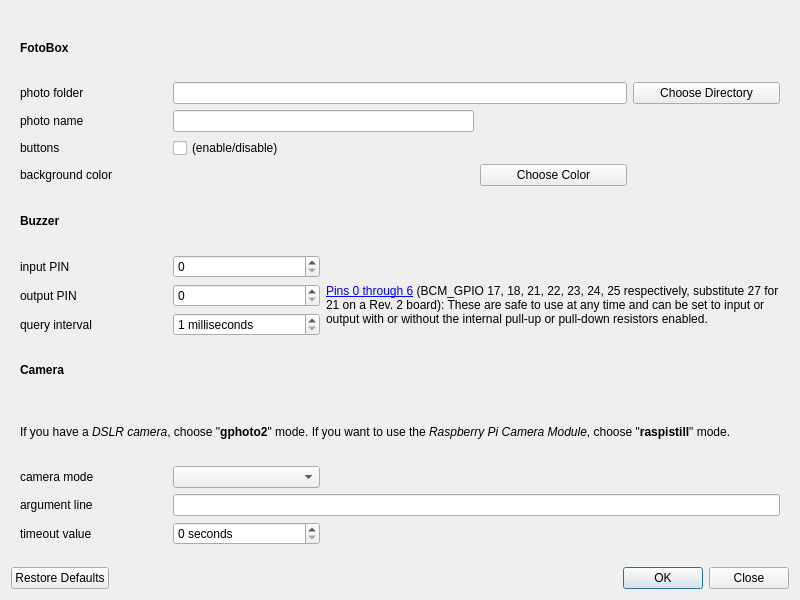
The window that forms/preferences.ui (tomikais/fotobox) describes before a commit, drawn with Qt 5.
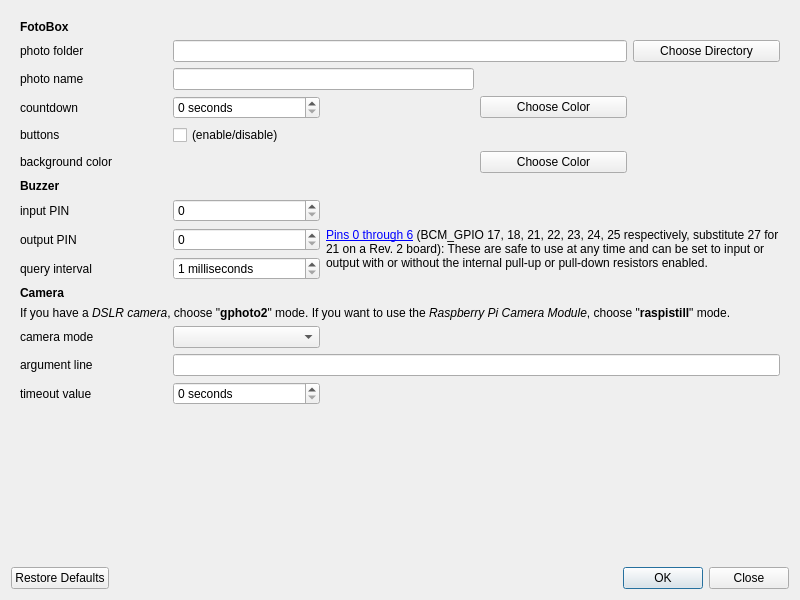
The same window after the commit.

```diff
--- a/forms/preferences.ui
+++ b/forms/preferences.ui
@@ -14,6 +14,9 @@
   <property name="mouseTracking">
    <bool>true</bool>
   </property>
+  <property name="focusPolicy">
+   <enum>Qt::NoFocus</enum>
+  </property>
   <layout class="QVBoxLayout" name="verticalLayout">
    <item>
     <widget class="QScrollArea" name="scrollArea">
@@ -44,40 +47,17 @@
       <layout class="QVBoxLayout" name="verticalLayout_2">
        <item>
         <layout class="QGridLayout" name="gridLayout">
-         <item row="13" column="0">
-          <widget class="QLabel" name="lblTimeout">
-           <property name="text">
-            <string>timeout value</string>
+         <item row="2" column="1" colspan="2">
+          <widget class="QLineEdit" name="txtPhotoName">
+           <property name="sizePolicy">
+            <sizepolicy hsizetype="Minimum" vsizetype="Fixed">
+             <horstretch>0</horstretch>
+             <verstretch>0</verstretch>
+            </sizepolicy>
            </property>
-           <property name="buddy">
-            <cstring>spbTimout</cstring>
-           </property>
           </widget>
          </item>
-         <item row="12" column="0">
-          <widget class="QLabel" name="lblArgumentLine">
-           <property name="text">
-            <string>argument line</string>
-           </property>
-           <property name="buddy">
-            <cstring>txtArgumentLine</cstring>
-           </property>
-          </widget>
-         </item>
-         <item row="11" column="1">
-          <widget class="QComboBox" name="cmbCameraMode"/>
-         </item>
-         <item row="11" column="0">
-          <widget class="QLabel" name="lblCameraMode">
-           <property name="text">
-            <string>camera mode</string>
-           </property>
-           <property name="buddy">
-            <cstring>cmbCameraMode</cstring>
-           </property>
-          </widget>
-         </item>
-         <item row="9" column="0">
+         <item row="10" column="0">
           <widget class="QLabel" name="lblCamera">
            <property name="font">
             <font>
@@ -90,7 +70,7 @@
            </property>
           </widget>
          </item>
-         <item row="8" column="1">
+         <item row="9" column="1">
           <widget class="QSpinBox" name="spbQueryInterval">
            <property name="accelerated">
             <bool>true</bool>
@@ -106,47 +86,20 @@
            </property>
           </widget>
          </item>
-         <item row="8" column="0">
-          <widget class="QLabel" name="lblQueryInterval">
-           <property name="text">
-            <string>query interval</string>
+         <item row="14" column="1">
+          <widget class="QSpinBox" name="spbTimout">
+           <property name="suffix">
+            <string> seconds</string>
            </property>
-           <property name="buddy">
-            <cstring>spbQueryInterval</cstring>
-           </property>
           </widget>
          </item>
-         <item row="7" column="1">
-          <widget class="QSpinBox" name="spbOutputPin">
-           <property name="maximum">
-            <number>40</number>
-           </property>
-          </widget>
-         </item>
-         <item row="7" column="0">
-          <widget class="QLabel" name="lblOutputPin">
+         <item row="2" column="0">
+          <widget class="QLabel" name="lblPhotoName">
            <property name="text">
-            <string>output PIN</string>
+            <string>photo name</string>
            </property>
            <property name="buddy">
-            <cstring>spbOutputPin</cstring>
-           </property>
-          </widget>
-         </item>
-         <item row="6" column="1">
-          <widget class="QSpinBox" name="spbInputPin">
-           <property name="maximum">
-            <number>40</number>
-           </property>
-          </widget>
-         </item>
-         <item row="6" column="0">
-          <widget class="QLabel" name="lblInputPin">
-           <property name="text">
-            <string>input PIN</string>
-           </property>
-           <property name="buddy">
-            <cstring>spbInputPin</cstring>
+            <cstring>txtPhotoName</cstring>
            </property>
           </widget>
          </item>
@@ -160,77 +113,71 @@
            </property>
           </widget>
          </item>
-         <item row="4" column="0">
+         <item row="7" column="0">
+          <widget class="QLabel" name="lblInputPin">
+           <property name="text">
+            <string>input PIN</string>
+           </property>
+           <property name="buddy">
+            <cstring>spbInputPin</cstring>
+           </property>
+          </widget>
+         </item>
+         <item row="7" column="1">
+          <widget class="QSpinBox" name="spbInputPin">
+           <property name="maximum">
+            <number>40</number>
+           </property>
+          </widget>
+         </item>
+         <item row="5" column="0">
           <widget class="QLabel" name="lblBackground">
            <property name="text">
             <string>background color</string>
            </property>
            <property name="buddy">
-            <cstring>btnChooseColor</cstring>
+            <cstring>btnChooseColorBG</cstring>
            </property>
           </widget>
          </item>
-         <item row="2" column="0">
-          <widget class="QLabel" name="lblPhotoName">
-           <property name="text">
-            <string>photo name</string>
-           </property>
-           <property name="buddy">
-            <cstring>txtPhotoName</cstring>
-           </property>
-          </widget>
-         </item>
-         <item row="5" column="0">
-          <widget class="QLabel" name="lblBuzzer">
-           <property name="font">
-            <font>
-             <weight>75</weight>
-             <bold>true</bold>
-            </font>
-           </property>
-           <property name="text">
-            <string>Buzzer</string>
-           </property>
-          </widget>
-         </item>
-         <item row="3" column="0">
-          <widget class="QLabel" name="lblButtons">
-           <property name="text">
-            <string>buttons</string>
-           </property>
-           <property name="buddy">
-            <cstring>chbButtons</cstring>
-           </property>
-          </widget>
-         </item>
-         <item row="3" column="1">
+         <item row="4" column="1">
           <widget class="QCheckBox" name="chbButtons">
            <property name="text">
             <string>(enable/disable)</string>
            </property>
           </widget>
          </item>
-         <item row="2" column="1" colspan="2">
-          <widget class="QLineEdit" name="txtPhotoName">
-           <property name="sizePolicy">
-            <sizepolicy hsizetype="Minimum" vsizetype="Fixed">
-             <horstretch>0</horstretch>
-             <verstretch>0</verstretch>
-            </sizepolicy>
+         <item row="8" column="1">
+          <widget class="QSpinBox" name="spbOutputPin">
+           <property name="maximum">
+            <number>40</number>
            </property>
           </widget>
          </item>
-         <item row="13" column="1">
-          <widget class="QSpinBox" name="spbTimout">
-           <property name="suffix">
-            <string> seconds</string>
+         <item row="8" column="0">
+          <widget class="QLabel" name="lblOutputPin">
+           <property name="text">
+            <string>output PIN</string>
            </property>
+           <property name="buddy">
+            <cstring>spbOutputPin</cstring>
+           </property>
           </widget>
          </item>
-         <item row="1" column="4">
-          <widget class="QPushButton" name="btnChooseDirectory">
+         <item row="9" column="0">
+          <widget class="QLabel" name="lblQueryInterval">
            <property name="text">
-            <string>Choose Directory</string>
+            <string>query interval</string>
+           </property>
+           <property name="buddy">
+            <cstring>spbQueryInterval</cstring>
+           </property>
+          </widget>
+         </item>
+         <item row="5" column="3">
+          <widget class="QPushButton" name="btnChooseColorBG">
+           <property name="text">
+            <string>Choose Color</string>
            </property>
           </widget>
          </item>
@@ -244,20 +191,14 @@
            </property>
           </widget>
          </item>
-         <item row="7" column="2" rowspan="2" colspan="3">
-          <widget class="QLabel" name="lbl_pinInfo">
-           <property name="text">
-            <string>&lt;html&gt;&lt;head/&gt;&lt;body&gt;&lt;p&gt;&lt;a href=&quot;http://wiringpi.com/wp-content/uploads/2013/03/pins.pdf&quot;&gt;&lt;span style=&quot; text-decoration: underline; color:#0000ff;&quot;&gt;Pins 0 through 6&lt;/span&gt;&lt;/a&gt; (BCM_GPIO 17, 18, 21, 22, 23, 24, 25 respectively, substitute 27 for 21 on a Rev. 2 board): These are safe to use at any time and can be set to input or output with or without the internal pull-up or pull-down resistors enabled.&lt;/p&gt;&lt;/body&gt;&lt;/html&gt;</string>
-           </property>
-           <property name="alignment">
-            <set>Qt::AlignLeading|Qt::AlignLeft|Qt::AlignTop</set>
-           </property>
+         <item row="12" column="2" colspan="3">
+          <widget class="QLabel" name="lblCameraModeInfo">
            <property name="wordWrap">
             <bool>true</bool>
            </property>
           </widget>
          </item>
-         <item row="10" column="0" colspan="5">
+         <item row="11" column="0" colspan="5">
           <widget class="QLabel" name="lblCameraInfo">
            <property name="text">
             <string>&lt;html&gt;&lt;head/&gt;&lt;body&gt;&lt;p&gt;If you have a &lt;span style=&quot; font-style:italic;&quot;&gt;DSLR camera&lt;/span&gt;, choose &amp;quot;&lt;span style=&quot; font-weight:600;&quot;&gt;gphoto2&lt;/span&gt;&amp;quot; mode. If you want to use the &lt;span style=&quot; font-style:italic;&quot;&gt;Raspberry Pi Camera Module&lt;/span&gt;, choose &amp;quot;&lt;span style=&quot; font-weight:600;&quot;&gt;raspistill&lt;/span&gt;&amp;quot; mode.&lt;/p&gt;&lt;/body&gt;&lt;/html&gt;</string>
@@ -267,6 +208,32 @@
            </property>
           </widget>
          </item>
+         <item row="5" column="1" colspan="2">
+          <widget class="QLineEdit" name="txtShowColorBG">
+           <property name="enabled">
+            <bool>false</bool>
+           </property>
+           <property name="focusPolicy">
+            <enum>Qt::NoFocus</enum>
+           </property>
+           <property name="frame">
+            <bool>false</bool>
+           </property>
+           <property name="readOnly">
+            <bool>true</bool>
+           </property>
+          </widget>
+         </item>
+         <item row="12" column="0">
+          <widget class="QLabel" name="lblCameraMode">
+           <property name="text">
+            <string>camera mode</string>
+           </property>
+           <property name="buddy">
+            <cstring>cmbCameraMode</cstring>
+           </property>
+          </widget>
+         </item>
          <item row="0" column="0">
           <widget class="QLabel" name="lblGeneral">
            <property name="font">
@@ -280,43 +247,128 @@
            </property>
           </widget>
          </item>
-         <item row="4" column="3">
-          <widget class="QPushButton" name="btnChooseColor">
+         <item row="12" column="1">
+          <widget class="QComboBox" name="cmbCameraMode"/>
+         </item>
+         <item row="8" column="2" rowspan="2" colspan="3">
+          <widget class="QLabel" name="lbl_pinInfo">
            <property name="text">
-            <string>Choose Color</string>
+            <string>&lt;html&gt;&lt;head/&gt;&lt;body&gt;&lt;p&gt;&lt;a href=&quot;http://wiringpi.com/wp-content/uploads/2013/03/pins.pdf&quot;&gt;&lt;span style=&quot; text-decoration: underline; color:#0000ff;&quot;&gt;Pins 0 through 6&lt;/span&gt;&lt;/a&gt; (BCM_GPIO 17, 18, 21, 22, 23, 24, 25 respectively, substitute 27 for 21 on a Rev. 2 board): These are safe to use at any time and can be set to input or output with or without the internal pull-up or pull-down resistors enabled.&lt;/p&gt;&lt;/body&gt;&lt;/html&gt;</string>
            </property>
-          </widget>
-         </item>
-         <item row="4" column="1" colspan="2">
-          <widget class="QLineEdit" name="txtShowColor">
-           <property name="enabled">
-            <bool>false</bool>
+           <property name="alignment">
+            <set>Qt::AlignLeading|Qt::AlignLeft|Qt::AlignTop</set>
            </property>
-           <property name="focusPolicy">
-            <enum>Qt::NoFocus</enum>
-           </property>
-           <property name="frame">
-            <bool>false</bool>
-           </property>
-           <property name="readOnly">
-            <bool>true</bool>
-           </property>
-          </widget>
-         </item>
-         <item row="11" column="2" colspan="3">
-          <widget class="QLabel" name="lblCameraModeInfo">
            <property name="wordWrap">
             <bool>true</bool>
            </property>
           </widget>
          </item>
-         <item row="12" column="1" colspan="4">
+         <item row="1" column="4">
+          <widget class="QPushButton" name="btnChooseDirectory">
+           <property name="text">
+            <string>Choose Directory</string>
+           </property>
+          </widget>
+         </item>
+         <item row="13" column="1" colspan="4">
           <widget class="QLineEdit" name="txtArgumentLine">
            <property name="clearButtonEnabled">
             <bool>true</bool>
            </property>
           </widget>
          </item>
+         <item row="13" column="0">
+          <widget class="QLabel" name="lblArgumentLine">
+           <property name="text">
+            <string>argument line</string>
+           </property>
+           <property name="buddy">
+            <cstring>txtArgumentLine</cstring>
+           </property>
+          </widget>
+         </item>
+         <item row="14" column="0">
+          <widget class="QLabel" name="lblTimeout">
+           <property name="text">
+            <string>timeout value</string>
+           </property>
+           <property name="buddy">
+            <cstring>spbTimout</cstring>
+           </property>
+          </widget>
+         </item>
+         <item row="4" column="0">
+          <widget class="QLabel" name="lblButtons">
+           <property name="text">
+            <string>buttons</string>
+           </property>
+           <property name="buddy">
+            <cstring>chbButtons</cstring>
+           </property>
+          </widget>
+         </item>
+         <item row="6" column="0">
+          <widget class="QLabel" name="lblBuzzer">
+           <property name="font">
+            <font>
+             <weight>75</weight>
+             <bold>true</bold>
+            </font>
+           </property>
+           <property name="text">
+            <string>Buzzer</string>
+           </property>
+          </widget>
+         </item>
+         <item row="3" column="0">
+          <widget class="QLabel" name="lblCountdown">
+           <property name="text">
+            <string>countdown</string>
+           </property>
+           <property name="buddy">
+            <cstring>spbCountdown</cstring>
+           </property>
+          </widget>
+         </item>
+         <item row="3" column="1">
+          <widget class="QSpinBox" name="spbCountdown">
+           <property name="suffix">
+            <string> seconds</string>
+           </property>
+           <property name="maximum">
+            <number>9</number>
+           </property>
+          </widget>
+         </item>
+         <item row="3" column="3">
+          <widget class="QPushButton" name="btnChooseColorCD">
+           <property name="text">
+            <string>Choose Color</string>
+           </property>
+          </widget>
+         </item>
+         <item row="3" column="2">
+          <widget class="QLineEdit" name="txtShowColorCD">
+           <property name="enabled">
+            <bool>false</bool>
+           </property>
+           <property name="sizePolicy">
+            <sizepolicy hsizetype="Minimum" vsizetype="Fixed">
+             <horstretch>0</horstretch>
+             <verstretch>0</verstretch>
+            </sizepolicy>
+           </property>
+           <property name="focusPolicy">
+            <enum>Qt::NoFocus</enum>
+           </property>
+           <property name="frame">
+            <bool>false</bool>
+           </property>
+           <property name="readOnly">
+            <bool>true</bool>
+           </property>
+          </widget>
+         </item>
         </layout>
        </item>
        <item>
@@ -324,6 +376,12 @@
          <property name="orientation">
           <enum>Qt::Vertical</enum>
          </property>
+         <property name="sizeHint" stdset="0">
+          <size>
+           <width>0</width>
+           <height>0</height>
+          </size>
+         </property>
         </spacer>
        </item>
       </layout>
```
Left out of the diff: 4 changed lines with no effect on the pictures.
